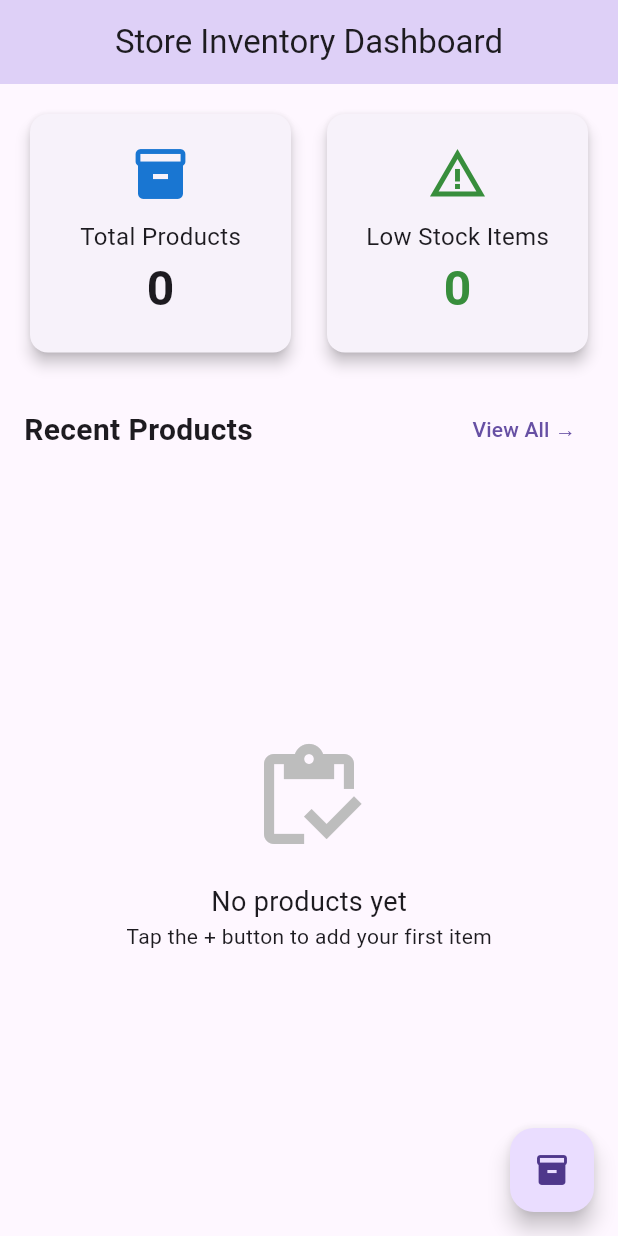
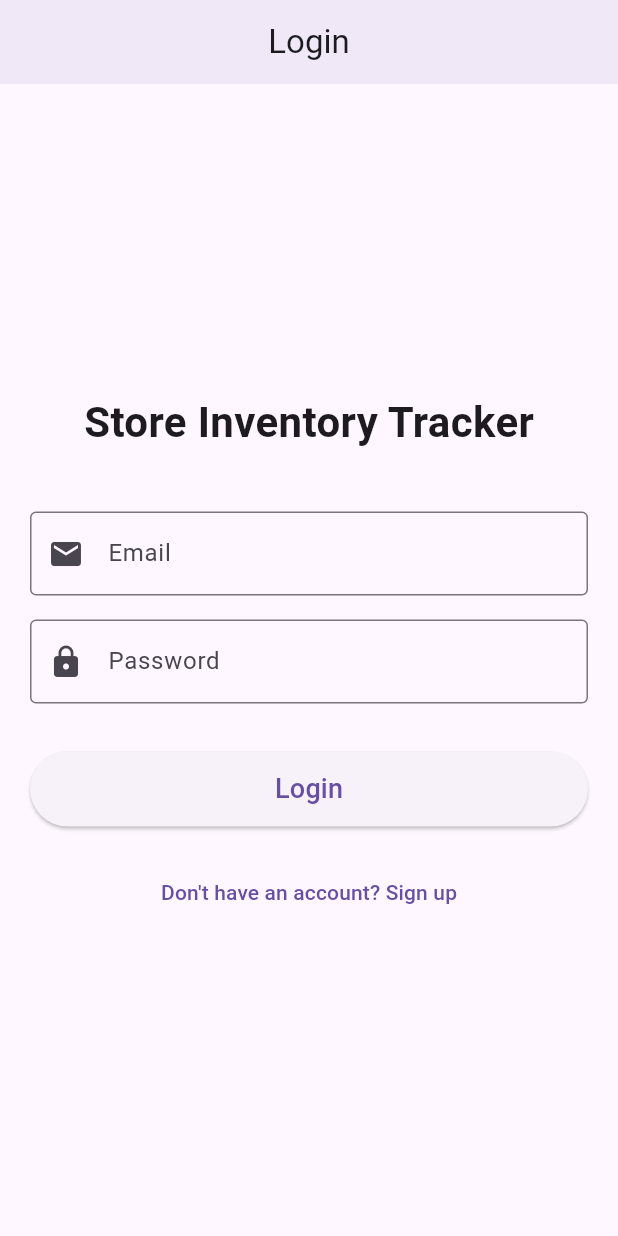
Before and after one commit to mb-shupto/final-project-demo, a Flutter app: the screen it shows after launch, on a phone screen of 412 x 824 dp. Run offline on Flutter 3.47's test engine with Material 3 defaults, Android fonts, the phone set to English and light mode, and no system bars; our stand-ins replace cloud_firestore, firebase_auth, firebase_core; accounts and stored records are empty.

Commit message:
login/ signup dashboard created with proper auth service and auth provider

```diff
--- a/lib/main.dart
+++ b/lib/main.dart
@@ -1,36 +1,31 @@
 import 'package:flutter/material.dart';
 import 'package:firebase_core/firebase_core.dart';
+import 'package:provider/provider.dart';
 import 'firebase_options.dart';
-import 'package:provider/provider.dart';
+
+import 'providers/auth_provider.dart';
 import 'providers/inventory_provider.dart';
+import 'screens/login_screen.dart';
 import 'screens/dashboard_screen.dart';
 
 void main() async {
   WidgetsFlutterBinding.ensureInitialized();
-
-  try {
-    await Firebase.initializeApp(
-      options: DefaultFirebaseOptions.currentPlatform,
-    );
-  } on UnsupportedError catch (e) {
-    // Log and continue — this avoids a hard crash while you configure Firebase for this platform.
-    // Note: Firestore calls will likely fail until proper platform options are provided.
-    // You can print, log, or handle this as needed.
-    debugPrint('Firebase initialization skipped: $e');
-  } catch (e) {
-    // Other initialization errors
-    debugPrint('Firebase initialization error: $e');
-  }
-
+  await Firebase.initializeApp(
+    options: DefaultFirebaseOptions.currentPlatform,
+  );
   runApp(const MyApp());
 }
 
 class MyApp extends StatelessWidget {
   const MyApp({super.key});
+
   @override
   Widget build(BuildContext context) {
-    return ChangeNotifierProvider(
-      create: (context) => InventoryProvider(),
+    return MultiProvider(
+      providers: [
+        ChangeNotifierProvider(create: (_) => AuthProvider()),
+        ChangeNotifierProvider(create: (_) => InventoryProvider()),
+      ],
       child: MaterialApp(
         title: 'Store Inventory Tracker',
         debugShowCheckedModeBanner: false,
@@ -42,8 +37,26 @@ class MyApp extends StatelessWidget {
             elevation: 4,
           ),
         ),
-        home: const DashboardScreen(),
+        home: const AuthWrapper(), // New wrapper to handle routing
       ),
     );
   }
 }
+
+// This widget listens to auth state and routes accordingly
+class AuthWrapper extends StatelessWidget {
+  const AuthWrapper({super.key});
+
+  @override
+  Widget build(BuildContext context) {
+    return Consumer<AuthProvider>(
+      builder: (context, authProvider, child) {
+        if (authProvider.isAuthenticated) {
+          return const DashboardScreen();
+        } else {
+          return const LoginScreen();
+        }
+      },
+    );
+  }
+}
--- /dev/null
+++ b/lib/models/app_user.dart
@@ -0,0 +1,6 @@
+class AppUser {
+  final String uid;
+  final String email;
+
+  AppUser({required this.uid, required this.email});
+}
--- /dev/null
+++ b/lib/providers/auth_provider.dart
@@ -0,0 +1,43 @@
+import 'package:flutter/material.dart';
+import '../services/auth_service.dart';
+import '../models/app_user.dart';
+
+class AuthProvider extends ChangeNotifier {
+  final AuthService _authService = AuthService();
+
+  AppUser? _user;
+  AppUser? get user => _user;
+
+  bool get isAuthenticated => _user != null;
+
+  AuthProvider() {
+    _authService.userStream.listen((AppUser? newUser) {
+      _user = newUser;
+      notifyListeners();
+    });
+  }
+
+  Future<AppUser?> signUp(String email, String password) async {
+    final newUser = await _authService.signUp(email, password);
+    if (newUser != null) {
+      _user = newUser;
+      notifyListeners();
+    }
+    return newUser;
+  }
+
+  Future<AppUser?> signIn(String email, String password) async {
+    final loggedInUser = await _authService.signIn(email, password);
+    if (loggedInUser != null) {
+      _user = loggedInUser;
+      notifyListeners();
+    }
+    return loggedInUser;
+  }
+
+  Future<void> signOut() async {
+    await _authService.signOut();
+    _user = null;
+    notifyListeners();
+  }
+}
--- /dev/null
+++ b/lib/screens/login_screen.dart
@@ -0,0 +1,144 @@
+import 'package:flutter/material.dart';
+import 'package:provider/provider.dart';
+import '../providers/auth_provider.dart';
+import 'signup_screen.dart';
+import 'dashboard_screen.dart';
+
+class LoginScreen extends StatefulWidget {
+  const LoginScreen({super.key});
+
+  @override
+  State<LoginScreen> createState() => _LoginScreenState();
+}
+
+class _LoginScreenState extends State<LoginScreen> {
+  final _formKey = GlobalKey<FormState>();
+  final _emailController = TextEditingController();
+  final _passwordController = TextEditingController();
+  bool _isLoading = false;
+  String? _errorMessage;
+
+  @override
+  void dispose() {
+    _emailController.dispose();
+    _passwordController.dispose();
+    super.dispose();
+  }
+
+  Future<void> _login() async {
+    if (!_formKey.currentState!.validate()) return;
+
+    setState(() {
+      _isLoading = true;
+      _errorMessage = null;
+    });
+
+    final authProvider = Provider.of<AuthProvider>(context, listen: false);
+    final user = await authProvider.signIn(
+      _emailController.text.trim(),
+      _passwordController.text,
+    );
+
+    setState(() {
+      _isLoading = false;
+    });
+
+    if (user != null) {
+      // Successfully logged in → go to dashboard
+      Navigator.of(context).pushReplacement(
+        MaterialPageRoute(builder: (_) => const DashboardScreen()),
+      );
+    } else {
+      setState(() {
+        _errorMessage = 'Invalid email or password. Try again.';
+      });
+    }
+  }
+
+  @override
+  Widget build(BuildContext context) {
+    return Scaffold(
+      appBar: AppBar(title: const Text('Login')),
+      body: Padding(
+        padding: const EdgeInsets.all(20.0),
+        child: Form(
+          key: _formKey,
+          child: Column(
+            mainAxisAlignment: MainAxisAlignment.center,
+            children: [
+              const Text(
+                'Store Inventory Tracker',
+                style: TextStyle(fontSize: 28, fontWeight: FontWeight.bold),
+              ),
+              const SizedBox(height: 40),
+              TextFormField(
+                controller: _emailController,
+                keyboardType: TextInputType.emailAddress,
+                decoration: const InputDecoration(
+                  labelText: 'Email',
+                  border: OutlineInputBorder(),
+                  prefixIcon: Icon(Icons.email),
+                ),
+                validator: (value) {
+                  if (value == null || value.isEmpty) {
+                    return 'Please enter your email';
+                  }
+                  if (!value.contains('@')) {
+                    return 'Please enter a valid email';
+                  }
+                  return null;
+                },
+              ),
+              const SizedBox(height: 16),
+              TextFormField(
+                controller: _passwordController,
+                obscureText: true,
+                decoration: const InputDecoration(
+                  labelText: 'Password',
+                  border: OutlineInputBorder(),
+                  prefixIcon: Icon(Icons.lock),
+                ),
+                validator: (value) {
+                  if (value == null || value.isEmpty) {
+                    return 'Please enter your password';
+                  }
+                  if (value.length < 6) {
+                    return 'Password must be at least 6 characters';
+                  }
+                  return null;
+                },
+              ),
+              const SizedBox(height: 12),
+              if (_errorMessage != null)
+                Text(
+                  _errorMessage!,
+                  style: const TextStyle(color: Colors.red),
+                ),
+              const SizedBox(height: 20),
+              SizedBox(
+                width: double.infinity,
+                height: 50,
+                child: ElevatedButton(
+                  onPressed: _isLoading ? null : _login,
+                  child: _isLoading
+                      ? const CircularProgressIndicator(color: Colors.white)
+                      : const Text('Login', style: TextStyle(fontSize: 18)),
+                ),
+              ),
+              const SizedBox(height: 20),
+              TextButton(
+                onPressed: () {
+                  Navigator.push(
+                    context,
+                    MaterialPageRoute(builder: (_) => const SignupScreen()),
+                  );
+                },
+                child: const Text("Don't have an account? Sign up"),
+              ),
+            ],
+          ),
+        ),
+      ),
+    );
+  }
+}
--- /dev/null
+++ b/lib/services/auth_service.dart
@@ -0,0 +1,54 @@
+import 'package:firebase_auth/firebase_auth.dart';
+import '../models/app_user.dart';
+
+class AuthService {
+  final FirebaseAuth _auth = FirebaseAuth.instance;
+
+  // Convert Firebase User to our AppUser
+  AppUser? _userFromFirebase(User? user) {
+    return user != null ? AppUser(uid: user.uid, email: user.email!) : null;
+  }
+
+  // Stream of auth state changes
+  Stream<AppUser?> get userStream {
+    return _auth.authStateChanges().map(_userFromFirebase);
+  }
+
+  // Current user
+  AppUser? get currentUser {
+    return _userFromFirebase(_auth.currentUser);
+  }
+
+  // Sign up
+  Future<AppUser?> signUp(String email, String password) async {
+    try {
+      UserCredential result = await _auth.createUserWithEmailAndPassword(
+        email: email.trim(),
+        password: password,
+      );
+      return _userFromFirebase(result.user);
+    } catch (e) {
+      print(e.toString());
+      return null;
+    }
+  }
+
+  // Sign in
+  Future<AppUser?> signIn(String email, String password) async {
+    try {
+      UserCredential result = await _auth.signInWithEmailAndPassword(
+        email: email.trim(),
+        password: password,
+      );
+      return _userFromFirebase(result.user);
+    } catch (e) {
+      print(e.toString());
+      return null;
+    }
+  }
+
+  // Sign out
+  Future<void> signOut() async {
+    await _auth.signOut();
+  }
+}
--- a/pubspec.yaml
+++ b/pubspec.yaml
@@ -38,6 +38,7 @@ dependencies:
   provider: ^6.1.2
   firebase_core: ^3.6.0
   cloud_firestore: ^5.4.0
+  firebase_auth: ^5.7.0
 
 dev_dependencies:
   flutter_test:
```
Also changed, not shown: lib/screens/dashboard_screen.dart (+13 -1 lines), lib/screens/signup_screen.dart (added, +145 -0 lines), lib/services/firestore_service.dart (+25 -24 lines), pubspec.lock, 4 other files.
